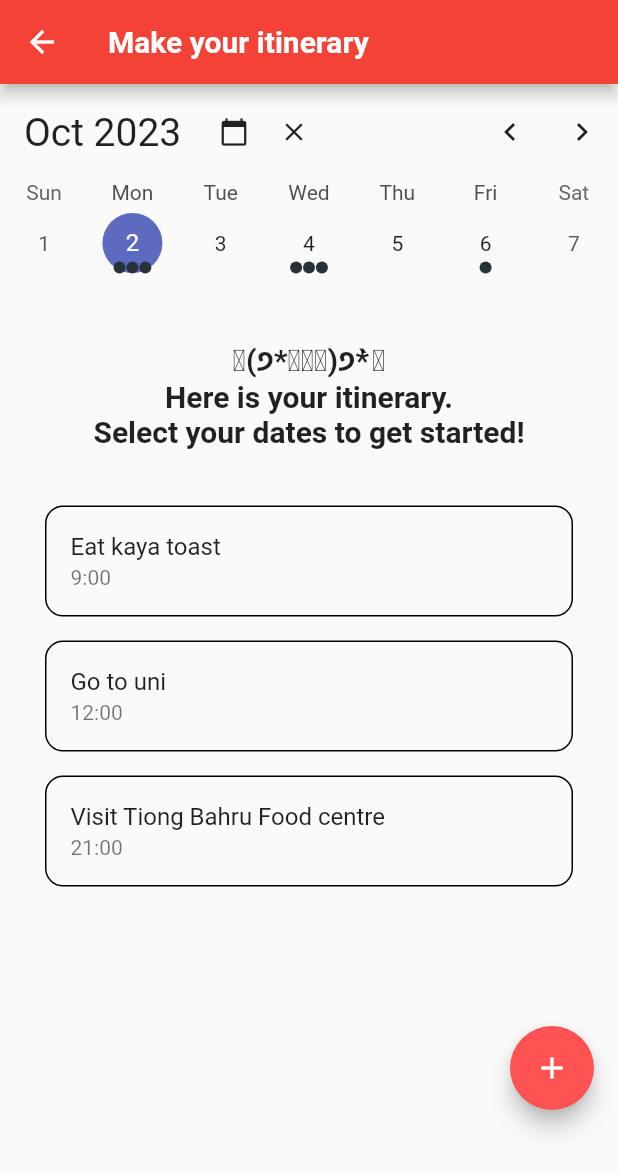
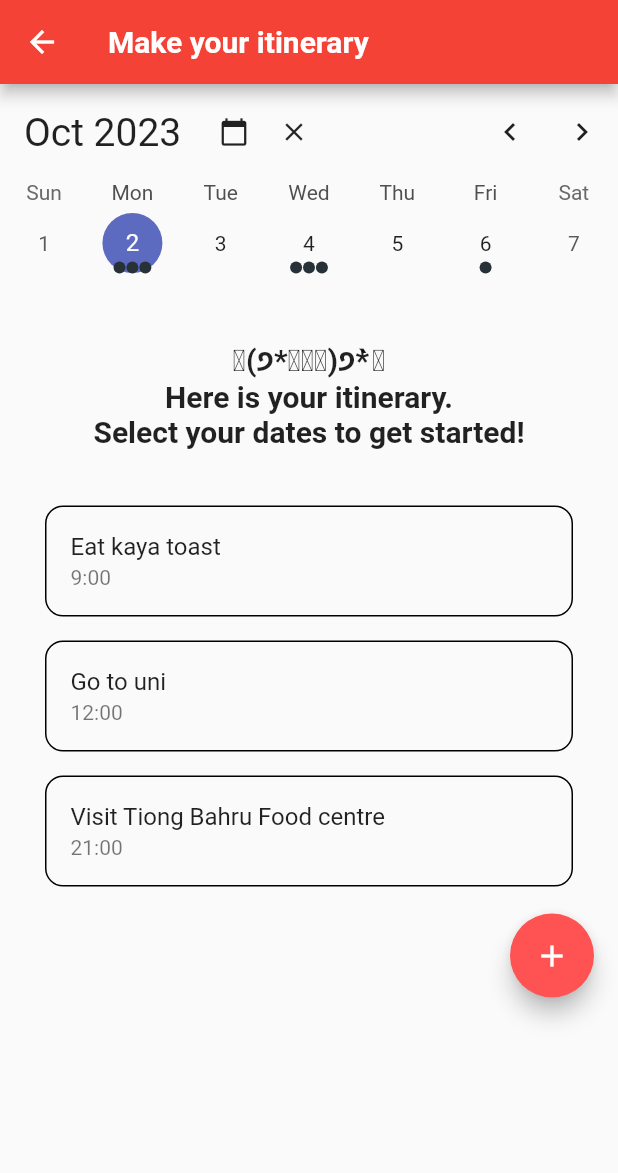
Before and after one commit to sthang04/Team-ikigai-Google-Ignite, a Flutter app: the screen it shows after launch, after a tap on "START YOUR ITINERARY", on a phone screen of 412 x 824 dp. Shown: the top 1173 px of the screen. Run offline on Flutter 3.47's test engine with Material 2 defaults, Android fonts, the light colour scheme and no system bars; drawn by our look-alikes of table_calendar; Roboto replaces fonts that are missing (Arial).

Commit message:
Homepage changes

```diff
--- a/lib/pages/home.dart
+++ b/lib/pages/home.dart
@@ -49,7 +49,7 @@ class HomePage extends StatelessWidget {
                   ],
                 ),
                 IconButton(
-                  icon: Icon(Icons.extension),
+                  icon: Icon(Icons.wallet_sharp),
                   onPressed: () {
                     Navigator.push(
                       context,
@@ -93,7 +93,7 @@ class HomePage extends StatelessWidget {
             ),
             SizedBox(height: 20),
             Text(
-              'Popular',
+              'Popular Articles',
               style: TextStyle(fontWeight: FontWeight.w600, fontSize: 20),
             ),
             SizedBox(height: 10),
--- a/lib/pages/itinerary.dart
+++ b/lib/pages/itinerary.dart
@@ -27,7 +27,7 @@ class _ItineraryPageState extends State<ItineraryPage> {
           mainAxisAlignment: MainAxisAlignment.start,
           children: [
             Container(
-              height: 700,
+              height: 625,
               child: CalendarWidget(),
             ),
           ],
--- a/lib/pages/map.dart
+++ b/lib/pages/map.dart
@@ -73,6 +73,9 @@ class MapPage extends StatelessWidget {
             // Call the function to open Google Maps
             _launchGoogleMaps();
           },
+          style: ElevatedButton.styleFrom(
+            backgroundColor: Colors.redAccent,
+          ),
           child: Text('Open Google Maps'),
         ),
       ),
```
Also changed, not shown: lib/pages/budget.dart (+2 -22 lines).
